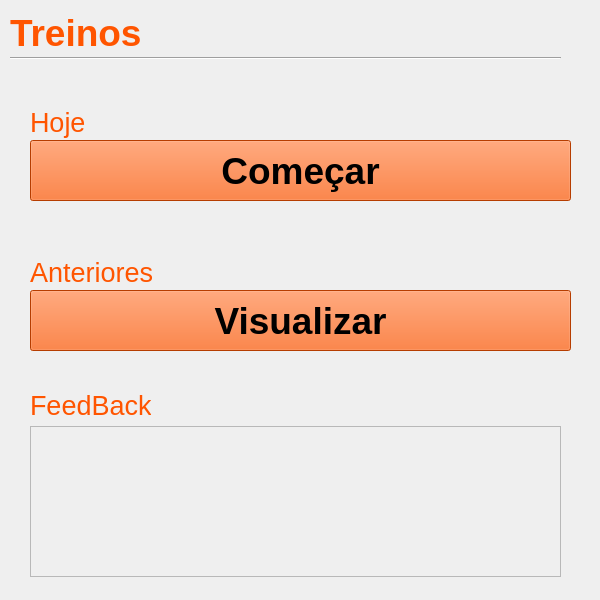
YuriJVedovate/personal_application, file treino.ui: the form before one commit.
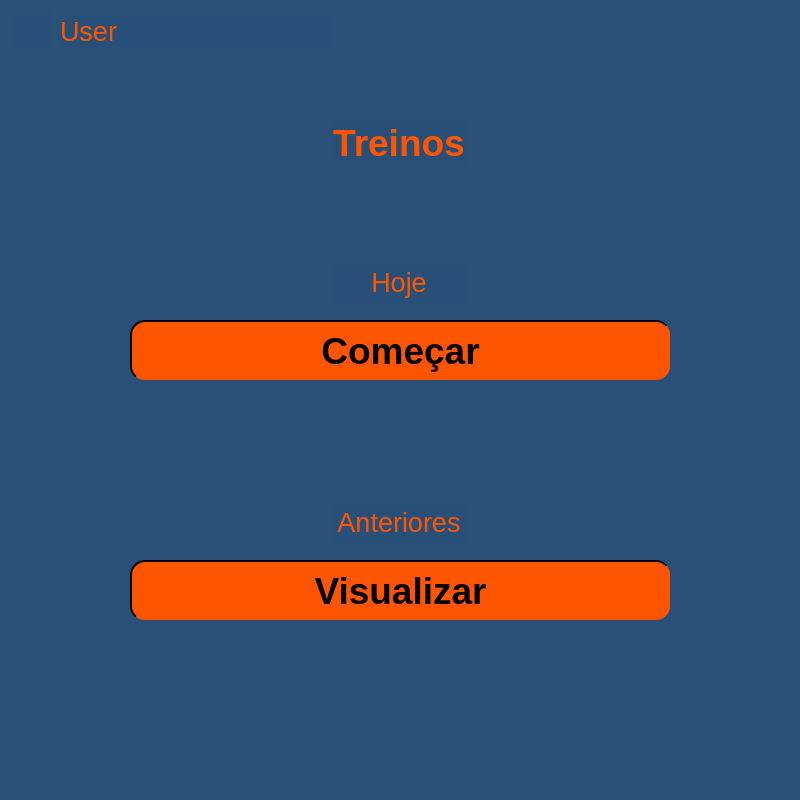
The form after the commit. Icons and pictures are not drawn.

Patch:
```diff
--- a/treino.ui
+++ b/treino.ui
@@ -6,31 +6,35 @@
    <rect>
     <x>0</x>
     <y>0</y>
-    <width>600</width>
-    <height>600</height>
+    <width>800</width>
+    <height>800</height>
    </rect>
   </property>
   <property name="minimumSize">
    <size>
-    <width>600</width>
-    <height>600</height>
+    <width>800</width>
+    <height>800</height>
    </size>
   </property>
   <property name="maximumSize">
    <size>
-    <width>600</width>
-    <height>600</height>
+    <width>800</width>
+    <height>800</height>
    </size>
   </property>
   <property name="windowTitle">
    <string>MainWindow</string>
   </property>
+  <property name="styleSheet">
+   <string notr="true">background-color: rgba(39, 78, 118, 200);
+</string>
+  </property>
   <widget class="QWidget" name="TelaTreinos">
    <widget class="QLabel" name="lblTituloTreinos">
     <property name="geometry">
      <rect>
-      <x>10</x>
-      <y>10</y>
+      <x>330</x>
+      <y>120</y>
       <width>138</width>
       <height>45</height>
      </rect>
@@ -49,28 +53,15 @@
     <property name="text">
      <string>Treinos</string>
     </property>
-   </widget>
-   <widget class="Line" name="lnLinhaTitulo">
-    <property name="geometry">
-     <rect>
-      <x>10</x>
-      <y>50</y>
-      <width>551</width>
-      <height>16</height>
-     </rect>
-    </property>
-    <property name="styleSheet">
-     <string notr="true">color: rgb(0, 0, 0);</string>
-    </property>
-    <property name="orientation">
-     <enum>Qt::Horizontal</enum>
+    <property name="alignment">
+     <set>Qt::AlignCenter</set>
     </property>
    </widget>
    <widget class="QLabel" name="lblDataAtual">
     <property name="geometry">
      <rect>
-      <x>30</x>
-      <y>100</y>
+      <x>330</x>
+      <y>260</y>
       <width>138</width>
       <height>45</height>
      </rect>
@@ -89,12 +80,15 @@
     <property name="text">
      <string>Hoje</string>
     </property>
+    <property name="alignment">
+     <set>Qt::AlignCenter</set>
+    </property>
    </widget>
    <widget class="QPushButton" name="btnComecar">
     <property name="geometry">
      <rect>
-      <x>30</x>
-      <y>140</y>
+      <x>130</x>
+      <y>320</y>
       <width>541</width>
       <height>61</height>
      </rect>
@@ -107,7 +101,11 @@
      </font>
     </property>
     <property name="styleSheet">
-     <string notr="true">background-color: rgb(255, 85, 0);</string>
+     <string notr="true">background-color: rgb(255, 85, 0);
+
+border-radius: 15px;
+border-style: outset;
+border-width: 2px;</string>
     </property>
     <property name="text">
      <string>Começar</string>
@@ -116,8 +114,8 @@
    <widget class="QLabel" name="lblDiaAnterior">
     <property name="geometry">
      <rect>
-      <x>30</x>
-      <y>250</y>
+      <x>330</x>
+      <y>500</y>
       <width>138</width>
       <height>45</height>
      </rect>
@@ -136,12 +134,15 @@
     <property name="text">
      <string>Anteriores</string>
     </property>
+    <property name="alignment">
+     <set>Qt::AlignCenter</set>
+    </property>
    </widget>
    <widget class="QPushButton" name="btnVisualizar">
     <property name="geometry">
      <rect>
-      <x>30</x>
-      <y>290</y>
+      <x>130</x>
+      <y>560</y>
       <width>541</width>
       <height>61</height>
      </rect>
@@ -154,49 +155,47 @@
      </font>
     </property>
     <property name="styleSheet">
-     <string notr="true">background-color: rgb(255, 85, 0);</string>
+     <string notr="true">background-color: rgb(255, 85, 0);
+
+border-radius: 15px;
+border-style: outset;
+border-width: 2px;</string>
     </property>
     <property name="text">
      <string>Visualizar</string>
     </property>
    </widget>
-   <widget class="QScrollArea" name="scrollArea">
+   <widget class="QLabel" name="label_3">
     <property name="geometry">
      <rect>
-      <x>30</x>
-      <y>426</y>
-      <width>531</width>
-      <height>151</height>
+      <x>10</x>
+      <y>10</y>
+      <width>41</width>
+      <height>41</height>
      </rect>
     </property>
-    <property name="widgetResizable">
+    <property name="text">
+     <string/>
+    </property>
+    <property name="pixmap">
+     <pixmap>UserIcon.png</pixmap>
+    </property>
+    <property name="scaledContents">
      <bool>true</bool>
     </property>
-    <widget class="QWidget" name="scrollAreaWidgetContents_3">
-     <property name="geometry">
-      <rect>
-       <x>0</x>
-       <y>0</y>
-       <width>529</width>
-       <height>149</height>
-      </rect>
-     </property>
-    </widget>
    </widget>
    <widget class="QLabel" name="lbFeedBack">
     <property name="geometry">
      <rect>
-      <x>30</x>
-      <y>390</y>
-      <width>121</width>
+      <x>60</x>
+      <y>16</y>
+      <width>271</width>
       <height>31</height>
      </rect>
     </property>
     <property name="font">
      <font>
       <pointsize>20</pointsize>
-      <weight>50</weight>
-      <bold>false</bold>
      </font>
     </property>
     <property name="styleSheet">
@@ -204,7 +203,7 @@
 color: rgb(255, 85, 0);</string>
     </property>
     <property name="text">
-     <string>FeedBack</string>
+     <string>User</string>
     </property>
    </widget>
   </widget>
```
Left out of the diff: 2 changed lines with no effect on the pictures.
